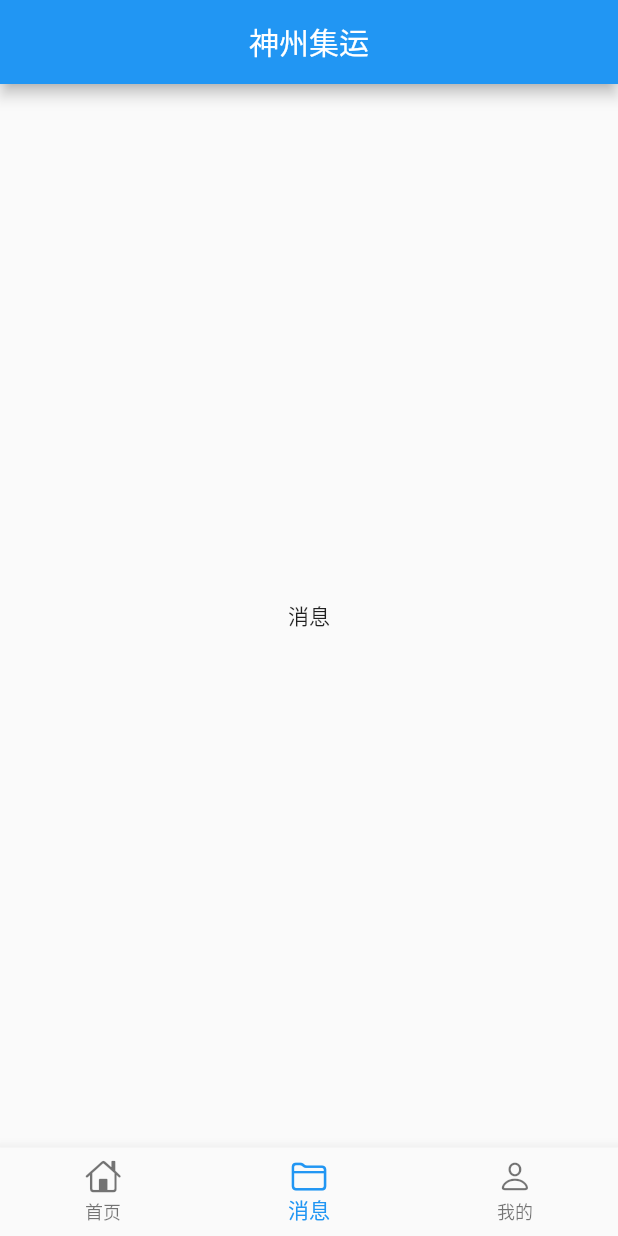
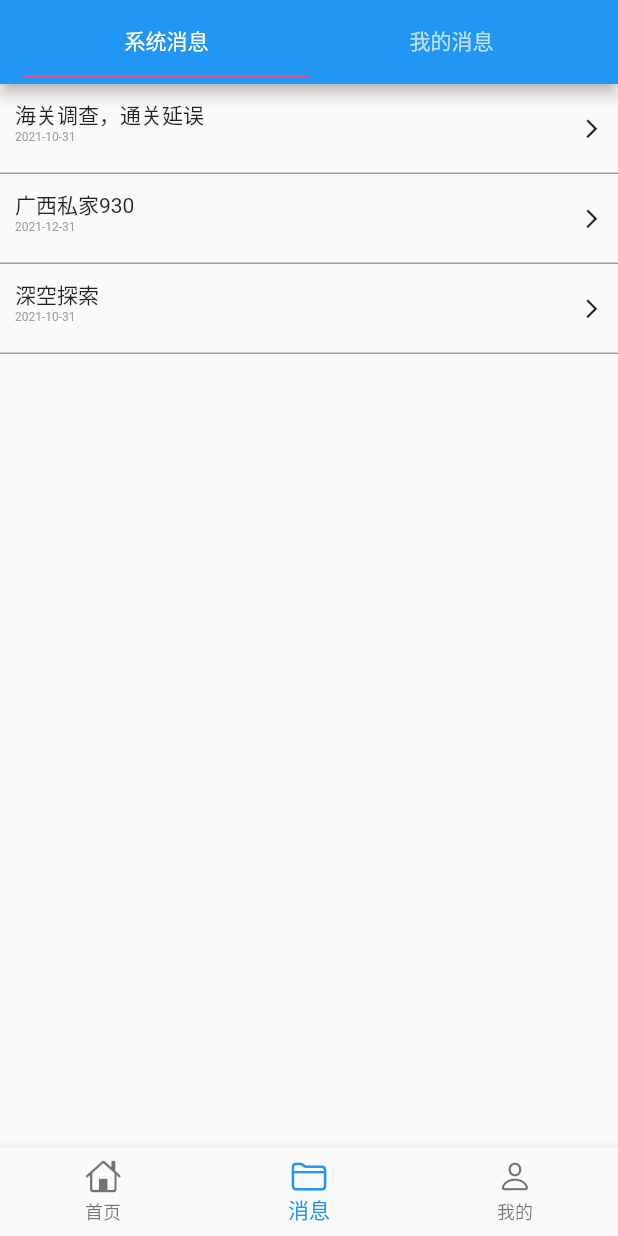
Before and after one commit to pangwenji/shenzhouapp, a Flutter app: the screen it shows after launch, item 2 of the bottom bar chosen, on a phone screen of 412 x 824 dp. Run offline on Flutter 3.47's test engine with Material 2 defaults, Android fonts, the phone set to English and light mode, and no system bars; our stand-ins replace fluro, flutter_screenutil, flutter_swiper, get; missing offline and left inert: dart:html.

Commit message:
添加listView功能

```diff
--- a/lib/main.dart
+++ b/lib/main.dart
@@ -1,5 +1,4 @@
 import 'package:flutter/material.dart';
-import 'package:fluro/fluro.dart';
 import 'package:shenzhouapp/provide/currentIndex_priovide.dart';
 import 'package:shenzhouapp/router/pages.dart';
 import 'package:shenzhouapp/router/routes.dart';
--- /dev/null
+++ b/lib/messagepages/system_message.dart
@@ -0,0 +1,56 @@
+import 'package:flutter/material.dart';
+
+class SystemMessage extends StatefulWidget {
+  SystemMessage({Key? key}) : super(key: key);
+
+  @override
+  _SystemMessageState createState() => _SystemMessageState();
+}
+
+class _SystemMessageState extends State<SystemMessage> {
+  @override
+  Widget build(BuildContext context) {
+    return ListView.builder(
+        itemCount: textList.length,
+        itemExtent: 60,
+        itemBuilder: (BuildContext context, int index) {
+          return InkWell(
+              onTap: () {},
+              child: Container(
+                  alignment: Alignment.centerLeft,
+                  padding: EdgeInsets.all(10),
+                  decoration: BoxDecoration(
+                      border: Border(
+                          bottom: BorderSide(color: Colors.grey, width: 1.0))),
+                  child: Row(children: [
+                    Container(
+                      child: Column(
+                        crossAxisAlignment: CrossAxisAlignment.start,
+                        children: [
+                          Text(textList[index]['text'],
+                              style: TextStyle(
+                                fontSize: 14.0,
+                              )),
+                          Text(textList[index]['time'],
+                              style: TextStyle(fontSize: 8, color: Colors.grey))
+                        ],
+                      ),
+                    ),
+                    Expanded(child: Text('')),
+                    Container(
+                        child: Icon(
+                      Icons.arrow_forward_ios,
+                      size: 15,
+                    )
+                    )
+                  ])
+          ));
+        });
+  }
+
+  final List<Map<String, dynamic>> textList = [
+       {"text":"海关调查，通关延误","time":"2021-10-31"},
+       {"text":"广西私家930","time":"2021-12-31"},
+       {"text":"深空探索","time":"2021-10-31"}
+    ];
+}
--- a/lib/pages/goodsStatus.dart
+++ b/lib/pages/goodsStatus.dart
@@ -61,8 +61,4 @@ class _GoodsStatusState extends State<GoodsStatus> {
           ),
         ));
   }
-
-  Widget selectIcon() {
-    return Text('dgd');
-  }
 }
--- a/lib/pages/index.dart
+++ b/lib/pages/index.dart
@@ -18,7 +18,10 @@ class Index extends StatefulWidget {
   _IndexState createState() => _IndexState();
 }
 
-final List<Widget> _tabBodies = [HomePage(), MessagePage(), Mine()];
+final List<Widget> _tabBodies = [
+  HomePage(),
+  MessagePage(),
+  Mine()];
 
 class _IndexState extends State<Index> {
   final List<BottomNavigationBarItem> bottomTab = [
@@ -36,10 +39,10 @@ class _IndexState extends State<Index> {
         GetBuilder<CurrentIndexController>(
           builder: (controller) {
          return Scaffold(
-            appBar: AppBar(
-              title: Text('神州集运'),
-              centerTitle: true,
-            ),
+            // appBar: AppBar(
+            //   title: Text('神州集运'),
+            //   centerTitle: true,
+            // ),
             bottomNavigationBar: BottomTabs(),
             body: _tabBodies[currentIndexController.count]
           );
--- a/lib/pages/message.dart
+++ b/lib/pages/message.dart
@@ -1,13 +1,48 @@
 import 'package:flutter/material.dart';
+import 'package:shenzhouapp/messagepages/system_message.dart';
 
-class MessagePage extends StatelessWidget {
-  const MessagePage({Key? key}) : super(key: key);
+class MessagePage extends StatefulWidget {
+  MessagePage({Key? key}) : super(key: key);
+
+  @override
+  _MessagePageState createState() => _MessagePageState();
+}
+
+class _MessagePageState extends State<MessagePage>
+    with SingleTickerProviderStateMixin {
+  final _tabs = <Tab>[
+    Tab(text: "系统消息"),
+    Tab(text: "我的消息"),
+  ];
+
+  final _tabBarView = <Widget>[
+    SystemMessage(),
+    Center(
+      child: Text('我的消息'),
+    )
+  ];
+  late TabController _tabController;
+
+  @override
+  void initState() {
+    // TODO: implement initState
+    super.initState();
+    _tabController = TabController(length: _tabs.length, vsync: this);
+  }
 
   @override
   Widget build(BuildContext context) {
     return Scaffold(
-      body: Center(
-        child: Text('消息'),
+      appBar: AppBar(
+        title: TabBar(
+          controller: _tabController,
+          tabs: _tabs,
+          indicatorColor: Colors.pinkAccent,
+        ),
+      ),
+      body: TabBarView(
+        controller: _tabController,
+        children: _tabBarView,
       ),
     );
   }
```
